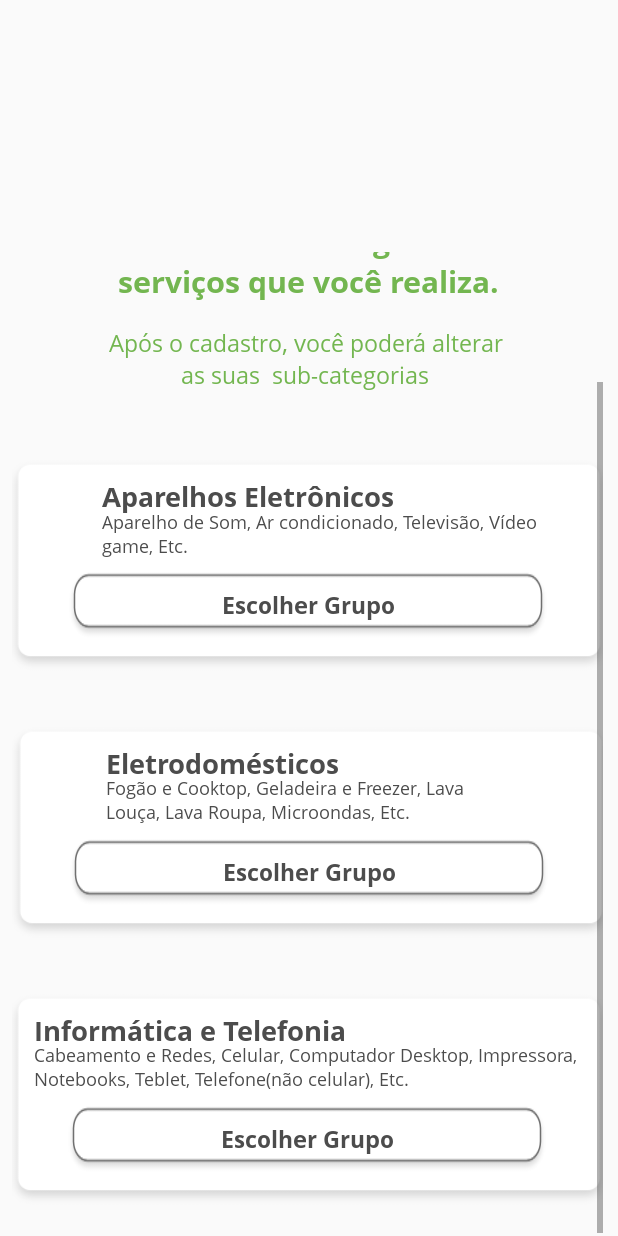
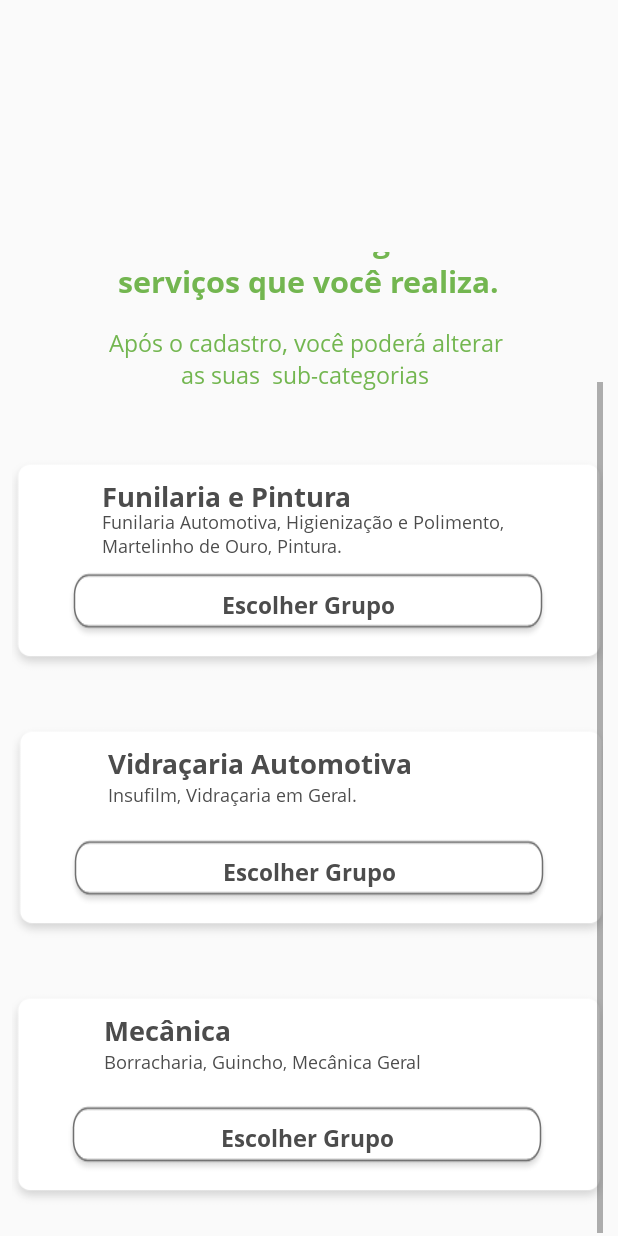
Before and after one commit to lucasdiniz10/AppServicosAutonomos, an Android app: the layout activity_escolher_sub_categoria_automoveis.xml on its own in the app's theme, with its tools: preview values and no code run, scrolled down 100 dp, on a phone screen of 412 x 824 dp. Run offline under Robolectric (Android 15) with nearby library versions, the phone set to English and light mode, and no system bars.

Commit message:
tela sub categ automoveis

```diff
--- a/app/src/main/AndroidManifest.xml
+++ b/app/src/main/AndroidManifest.xml
@@ -15,8 +15,9 @@
         android:roundIcon="@mipmap/appsa_launcher_round"
         android:supportsRtl="true"
         android:theme="@style/AppTheme">
-        <activity android:name=".gui.EscolherCategoria"></activity>
-        <activity android:name=".gui.EscolherSubCategoriaAssistenciaTecnica"></activity>
+        <activity android:name=".gui.EscolherSubCategoriaAutomoveis"></activity>
+        <activity android:name=".gui.EscolherCategoria" />
+        <activity android:name=".gui.EscolherSubCategoriaAssistenciaTecnica" />
 
         <meta-data
             android:name="com.google.android.geo.API_KEY"
--- a/app/src/main/java/com/example/servicosautonomos/gui/EscolherCategoria.java
+++ b/app/src/main/java/com/example/servicosautonomos/gui/EscolherCategoria.java
@@ -11,14 +11,13 @@ import com.example.servicosautonomos.R;
 
 public class EscolherCategoria extends AppCompatActivity {
 
-    Button button;
+    Button button, button2;
     @Override
     protected void onCreate(Bundle savedInstanceState) {
         super.onCreate(savedInstanceState);
         setContentView(R.layout.activity_escolher_categoria);
 
         button = (Button)findViewById(R.id.buttonEscolherCategoriaAssistenciaTecnica);
-
         button.setOnClickListener(new View.OnClickListener() {
             @Override
             public void onClick(View v) {
@@ -27,5 +26,14 @@ public class EscolherCategoria extends AppCompatActivity {
             }
         });
 
+        button2 = (Button)findViewById(R.id.buttonEscolherCategoriaAutomoveis);
+        button2.setOnClickListener(new View.OnClickListener() {
+            @Override
+            public void onClick(View view) {
+                Intent intent = new Intent(EscolherCategoria.this, EscolherSubCategoriaAutomoveis.class);
+                startActivity(intent);
+            }
+        });
+
     }
 }
--- /dev/null
+++ b/app/src/main/java/com/example/servicosautonomos/gui/EscolherSubCategoriaAutomoveis.java
@@ -0,0 +1,16 @@
+package com.example.servicosautonomos.gui;
+
+import androidx.appcompat.app.AppCompatActivity;
+
+import android.os.Bundle;
+
+import com.example.servicosautonomos.R;
+
+public class EscolherSubCategoriaAutomoveis extends AppCompatActivity {
+
+    @Override
+    protected void onCreate(Bundle savedInstanceState) {
+        super.onCreate(savedInstanceState);
+        setContentView(R.layout.activity_escolher_sub_categoria_automoveis);
+    }
+}
--- a/app/src/main/java/com/example/servicosautonomos/gui/FormJaCadastrado.java
+++ b/app/src/main/java/com/example/servicosautonomos/gui/FormJaCadastrado.java
@@ -26,7 +26,7 @@ public class FormJaCadastrado extends AppCompatActivity {
         setContentView(R.layout.activity_form_ja_cadastrado);
 
 
-        this.buttonLogin = findViewById(R.id.buttonEscolherCategoriaAssistenciaTecnica);
+        this.buttonLogin = findViewById(R.id.buttonLogin);
 
         //acessando o firebase para listar
         FirebaseApp.initializeApp(FormJaCadastrado.this);
--- a/app/src/main/res/layout/activity_escolher_sub_categoria_assistencia_tecnica.xml
+++ b/app/src/main/res/layout/activity_escolher_sub_categoria_automoveis.xml
@@ -4,7 +4,7 @@
     xmlns:tools="http://schemas.android.com/tools"
     android:layout_width="match_parent"
     android:layout_height="match_parent"
-    tools:context=".gui.EscolherSubCategoriaAssistenciaTecnica">
+    tools:context=".gui.EscolherSubCategoriaAutomoveis">
 
     <ScrollView
         android:id="@+id/scrollView2"
@@ -26,21 +26,21 @@
             android:layout_height="wrap_content">
 
             <TextView
-                android:id="@+id/textViewSubCategoriaAssistenciaTecnica"
-                android:layout_width="248dp"
+                android:id="@+id/textViewSubCategoriaAutomoveis"
+                android:layout_width="128dp"
                 android:layout_height="30dp"
                 android:layout_marginTop="16dp"
                 android:fontFamily="@font/bold"
-                android:text="Assistência Técnica"
+                android:text="Automóveis"
                 android:textAlignment="center"
                 android:textColor="#3A6A75"
                 android:textSize="20sp"
                 app:layout_constraintBottom_toTopOf="@+id/textViewSubTitulo"
                 app:layout_constraintEnd_toEndOf="parent"
-                app:layout_constraintHorizontal_bias="0.109"
+                app:layout_constraintHorizontal_bias="0.1"
                 app:layout_constraintStart_toStartOf="parent"
                 app:layout_constraintTop_toTopOf="parent"
-                app:layout_constraintVertical_bias="0.271" />
+                app:layout_constraintVertical_bias="0.0" />
 
             <TextView
                 android:id="@+id/textViewSubTitulo"
@@ -92,26 +92,26 @@
                 app:srcCompat="@drawable/categoria" />
 
             <TextView
-                android:id="@+id/textViewAparelhosEletronicos"
+                android:id="@+id/textViewFunilariaePintura"
                 android:layout_width="wrap_content"
                 android:layout_height="wrap_content"
                 android:fontFamily="@font/bold"
-                android:text="Aparelhos Eletrônicos "
+                android:text="Funilaria e Pintura"
                 android:textColor="#4C4C4C"
                 android:textSize="18dp"
                 app:layout_constraintBottom_toBottomOf="@id/imageViewBaseSubCategoria"
                 app:layout_constraintEnd_toEndOf="@id/imageViewBaseSubCategoria"
                 app:layout_constraintHorizontal_bias="0.0"
-                app:layout_constraintStart_toStartOf="@+id/textViewDescricaoAparelhosEletronicos"
+                app:layout_constraintStart_toStartOf="@+id/textViewDescricaoFunilariaePintura"
                 app:layout_constraintTop_toTopOf="@id/imageViewBaseSubCategoria"
                 app:layout_constraintVertical_bias="0.19999999" />
 
             <TextView
-                android:id="@+id/textViewDescricaoAparelhosEletronicos"
+                android:id="@+id/textViewDescricaoFunilariaePintura"
                 android:layout_width="291dp"
                 android:layout_height="34dp"
                 android:fontFamily="@font/regular"
-                android:text="Aparelho de Som, Ar condicionado, Televisão, Vídeo game, Etc. "
+                android:text="Funilaria Automotiva, Higienização e Polimento, Martelinho de Ouro, Pintura."
                 android:textColor="#4C4C4C"
                 android:textSize="12dp"
                 app:layout_constraintBottom_toBottomOf="@id/imageViewBaseSubCategoria"
@@ -122,7 +122,7 @@
                 app:layout_constraintVertical_bias="0.36" />
 
             <Button
-                android:id="@+id/buttonEscolherSubCategoriaDescricaoAparelhosEletronicos"
+                android:id="@+id/buttonEscolherSubCategoriaFunilariaePintura"
                 style="@style/Widget.AppCompat.Button.Borderless"
                 android:layout_width="wrap_content"
                 android:layout_height="wrap_content"
@@ -156,26 +156,26 @@
                 app:srcCompat="@drawable/categoria" />
 
             <TextView
-                android:id="@+id/textViewEletrodomesticos"
+                android:id="@+id/textViewVidracariaAutomotiva"
                 android:layout_width="wrap_content"
                 android:layout_height="wrap_content"
                 android:fontFamily="@font/bold"
-                android:text="Eletrodomésticos"
+                android:text="Vidraçaria Automotiva"
                 android:textColor="#4C4C4C"
                 android:textSize="18dp"
                 app:layout_constraintBottom_toBottomOf="@id/imageViewBaseSubCategoria2"
                 app:layout_constraintEnd_toEndOf="@id/imageViewBaseSubCategoria2"
                 app:layout_constraintHorizontal_bias="0.0"
-                app:layout_constraintStart_toStartOf="@+id/textViewDescricaoEletrodomesticos"
+                app:layout_constraintStart_toStartOf="@+id/textViewDescricaoVidracariaAutomotiva"
                 app:layout_constraintTop_toTopOf="@id/imageViewBaseSubCategoria2"
                 app:layout_constraintVertical_bias="0.19999999" />
 
             <TextView
-                android:id="@+id/textViewDescricaoEletrodomesticos"
-                android:layout_width="264dp"
-                android:layout_height="36dp"
+                android:id="@+id/textViewDescricaoVidracariaAutomotiva"
+                android:layout_width="260dp"
+                android:layout_height="24dp"
                 android:fontFamily="@font/regular"
-                android:text="Fogão e Cooktop, Geladeira e Freezer, Lava Louça, Lava Roupa, Microondas, Etc. "
+                android:text="Insufilm, Vidraçaria em Geral."
                 android:textColor="#4C4C4C"
                 android:textSize="12dp"
                 app:layout_constraintBottom_toBottomOf="@id/imageViewBaseSubCategoria2"
@@ -186,7 +186,7 @@
                 app:layout_constraintVertical_bias="0.36" />
 
             <Button
-                android:id="@+id/buttonEscolherCategoriaAutomoveis"
+                android:id="@+id/buttonEscolherSubCategoriaVidracariaAutomotiva"
                 style="@style/Widget.AppCompat.Button.Borderless"
                 android:layout_width="wrap_content"
                 android:layout_height="wrap_content"
@@ -220,38 +220,38 @@
                 app:srcCompat="@drawable/categoria" />
 
             <TextView
-                android:id="@+id/textViewInformaticaeTelefonia"
+                android:id="@+id/textViewMecanica"
                 android:layout_width="wrap_content"
                 android:layout_height="wrap_content"
                 android:fontFamily="@font/bold"
-                android:text="Informática e Telefonia"
+                android:text="Mecânica"
                 android:textColor="#4C4C4C"
                 android:textSize="18dp"
                 app:layout_constraintBottom_toBottomOf="@id/imageViewBaseSubCategoria3"
                 app:layout_constraintEnd_toEndOf="@id/imageViewBaseSubCategoria3"
                 app:layout_constraintHorizontal_bias="0.0"
-                app:layout_constraintStart_toStartOf="@+id/textViewDescricaoInformaticaeTelefonia"
+                app:layout_constraintStart_toStartOf="@+id/textViewDescricaoMecanica"
                 app:layout_constraintTop_toTopOf="@id/imageViewBaseSubCategoria3"
                 app:layout_constraintVertical_bias="0.19999999" />
 
             <TextView
-                android:id="@+id/textViewDescricaoInformaticaeTelefonia"
-                android:layout_width="374dp"
-                android:layout_height="35dp"
+                android:id="@+id/textViewDescricaoMecanica"
+                android:layout_width="224dp"
+                android:layout_height="24dp"
                 android:fontFamily="@font/regular"
                 android:gravity=""
-                android:text="Cabeamento e Redes, Celular, Computador Desktop, Impressora, Notebooks, Teblet, Telefone(não celular), Etc."
+                android:text="Borracharia, Guincho, Mecânica Geral"
                 android:textColor="#4C4C4C"
                 android:textSize="12dp"
                 app:layout_constraintBottom_toBottomOf="@id/imageViewBaseSubCategoria3"
                 app:layout_constraintEnd_toEndOf="@id/imageViewBaseSubCategoria3"
-                app:layout_constraintHorizontal_bias="0.62"
+                app:layout_constraintHorizontal_bias="0.37"
                 app:layout_constraintStart_toStartOf="@+id/imageViewBaseSubCategoria3"
                 app:layout_constraintTop_toTopOf="@id/imageViewBaseSubCategoria3"
                 app:layout_constraintVertical_bias="0.36" />
 
             <Button
-                android:id="@+id/buttonEscolherSubCategoriaInformaticaeTelefonia"
+                android:id="@+id/buttonEscolherSubCategoriaMecanica"
                 style="@style/Widget.AppCompat.Button.Borderless"
                 android:layout_width="wrap_content"
                 android:layout_height="wrap_content"
--- a/app/src/main/res/layout/activity_form_ja_cadastrado.xml
+++ b/app/src/main/res/layout/activity_form_ja_cadastrado.xml
@@ -39,7 +39,7 @@
         app:layout_constraintVertical_bias="0.584" />
 
     <Button
-        android:id="@+id/buttonEscolherSubCategoriatextViewDescricaoAparelhosEletronicos "
+        android:id="@+id/buttonLogin"
         style="@style/Widget.AppCompat.Button.Borderless"
         android:layout_width="wrap_content"
         android:layout_height="wrap_content"
--- a/app/src/main/res/values/strings.xml
+++ b/app/src/main/res/values/strings.xml
@@ -1,4 +1,4 @@
 <resources>
-    <string name="app_name">Servicos Autonomos</string>
+    <string name="app_name">Serviços Autônomos</string>
     <string name="title_activity_maps">Map</string>
 </resources>
```
